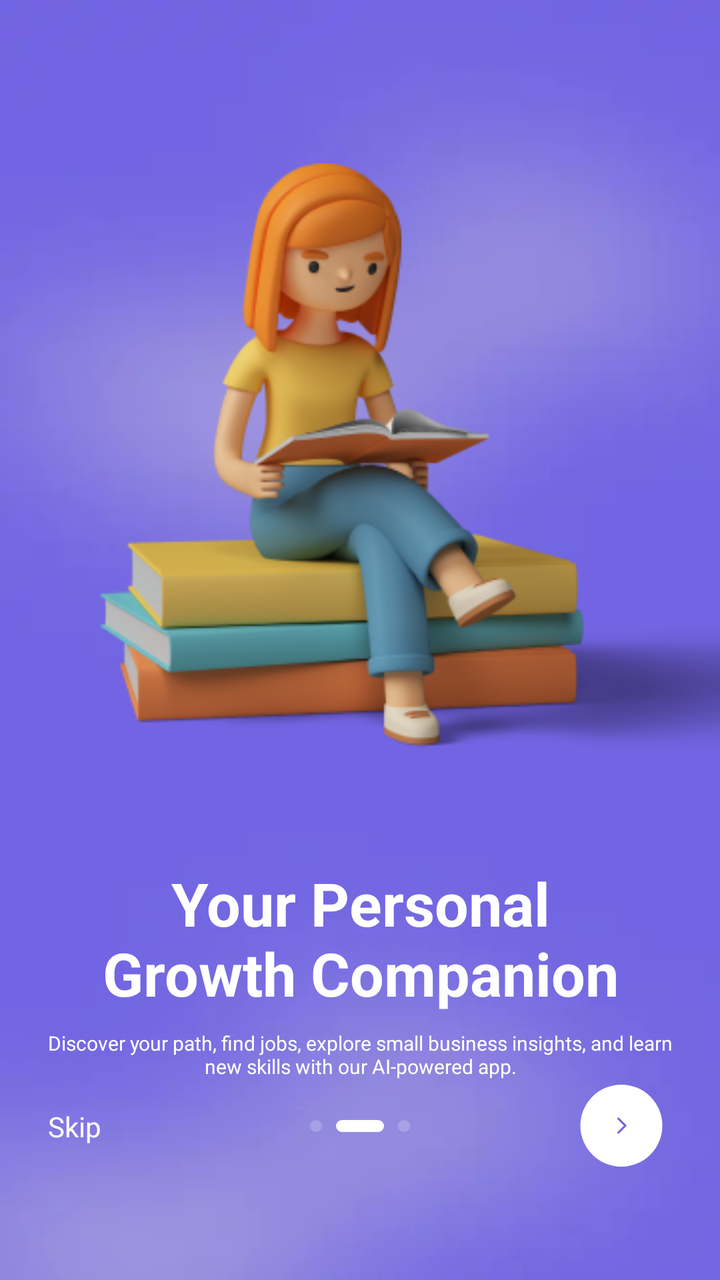
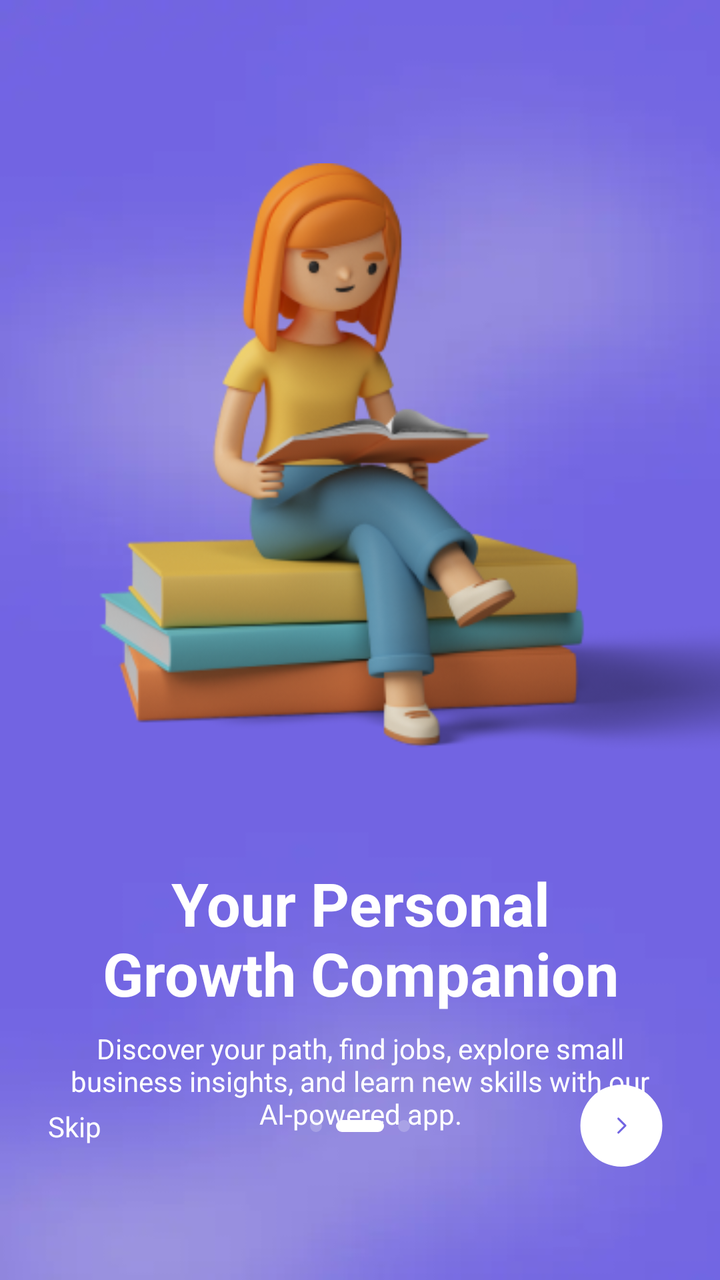

Two renders of the same Android screen: before a commit and after it. Below are the layout's source before the change and the commit's diff.
<!-- AndroidManifest.xml: application theme Theme.CareerCompass -->
<!-- res/layout/fragment_on_board_two.xml -->
<?xml version="1.0" encoding="utf-8"?>
<androidx.constraintlayout.widget.ConstraintLayout xmlns:android="http://schemas.android.com/apk/res/android"
    xmlns:app="http://schemas.android.com/apk/res-auto"
    xmlns:tools="http://schemas.android.com/tools"
    android:layout_width="match_parent"
    android:layout_height="match_parent"
    android:background="@drawable/bg_onboard"
    tools:context=".ui.onboard.fragments.OnBoardOneFragment">

    <ImageView
        android:id="@+id/onBoardIllustration"
        android:layout_width="0dp"
        android:layout_height="wrap_content"
        android:scaleType="fitEnd"
        android:src="@drawable/on_board_two"
        app:layout_constraintBottom_toBottomOf="parent"
        app:layout_constraintEnd_toEndOf="parent"
        app:layout_constraintHorizontal_bias="0.5"
        app:layout_constraintStart_toStartOf="parent"
        app:layout_constraintTop_toTopOf="parent"
        app:layout_constraintVertical_bias="0.20999998"
        tools:ignore="ContentDescription" />

    <TextView
        android:id="@+id/tvOnBoardTitle"
        android:layout_width="wrap_content"
        android:layout_height="wrap_content"
        android:layout_marginTop="52dp"
        android:gravity="center"
        android:text="@string/onBoardTitleTwo"
        android:textColor="@color/white"
        android:textSize="30sp"
        android:textStyle="bold"
        app:layout_constraintEnd_toEndOf="parent"
        app:layout_constraintStart_toStartOf="parent"
        app:layout_constraintTop_toBottomOf="@+id/onBoardIllustration" />

    <TextView
        android:id="@+id/tvOnBoardDescription"
        android:layout_width="0dp"
        android:layout_height="wrap_content"
        android:layout_marginStart="@dimen/space_between_views"
        android:layout_marginTop="8dp"
        android:layout_marginEnd="@dimen/space_between_views"
        android:gravity="center"
        android:text="@string/onBoardDescriptionTwo"
        android:textColor="@color/white"
        android:textSize="10sp"
        app:layout_constraintBottom_toTopOf="@+id/btnNext"
        app:layout_constraintEnd_toEndOf="parent"
        app:layout_constraintStart_toStartOf="parent"
        app:layout_constraintTop_toBottomOf="@+id/tvOnBoardTitle"
        app:layout_constraintVertical_bias="0.0" />

    <ImageButton
        android:id="@+id/btnNext"
        android:layout_width="wrap_content"
        android:layout_height="wrap_content"
        android:layout_marginEnd="16dp"
        android:layout_marginBottom="46dp"
        android:backgroundTint="@android:color/transparent"
        android:src="@drawable/btn_next"
        app:layout_constraintBottom_toBottomOf="parent"
        app:layout_constraintEnd_toEndOf="parent"
        tools:ignore="ContentDescription" />

    <ImageView
        android:id="@+id/imageView2"
        android:layout_width="wrap_content"
        android:layout_height="wrap_content"
        android:src="@drawable/on_board_indicator_two"
        app:layout_constraintBottom_toBottomOf="@+id/btnNext"
        app:layout_constraintEnd_toEndOf="parent"
        app:layout_constraintHorizontal_bias="0.5"
        app:layout_constraintStart_toStartOf="parent"
        app:layout_constraintTop_toTopOf="@+id/btnNext"
        tools:ignore="ContentDescription" />

    <TextView
        android:id="@+id/tvSkip"
        android:layout_width="wrap_content"
        android:layout_height="wrap_content"
        android:layout_marginStart="16dp"
        android:padding="8dp"
        android:text="@string/skip"
        android:textColor="@color/white"
        app:layout_constraintBottom_toBottomOf="@+id/imageView2"
        app:layout_constraintStart_toStartOf="parent"
        app:layout_constraintTop_toTopOf="@+id/imageView2" />
</androidx.constraintlayout.widget.ConstraintLayout>
<!-- resources referenced by this layout -->
<resources>
  <color name="white">#FFFFFF</color>
  <dimen name="space_between_views">22dp</dimen>
  <!-- drawable bg_onboard: webp bitmap (drawable, 1778 bytes) -->
  <!-- drawable btn_next (drawable) -->
  <vector xmlns:android="http://schemas.android.com/apk/res/android"
      android:width="42dp"
      android:height="42dp"
      android:viewportWidth="42"
      android:viewportHeight="42">
    <path
        android:pathData="M20.684,20.802m-20.5,0a20.5,20.5 0,1 1,41 0a20.5,20.5 0,1 1,-41 0"
        android:fillColor="#ffffff"/>
    <path
        android:pathData="M19.183,17.303L22.683,20.803L19.183,24.303"
        android:strokeLineJoin="round"
        android:strokeWidth="1.02202"
        android:fillColor="#00000000"
        android:strokeColor="#7265E2"
        android:strokeLineCap="round"/>
  </vector>
  <!-- drawable on_board_indicator_two (drawable) -->
  <vector xmlns:android="http://schemas.android.com/apk/res/android"
      android:width="50dp"
      android:height="6dp"
      android:viewportWidth="50"
      android:viewportHeight="6">
    <path
        android:pathData="M47,3m-3,0a3,3 0,1 1,6 0a3,3 0,1 1,-6 0"
        android:fillColor="#ffffff"
        android:fillAlpha="0.2"/>
    <path
        android:pathData="M3,3m-3,0a3,3 0,1 1,6 0a3,3 0,1 1,-6 0"
        android:fillColor="#ffffff"
        android:fillAlpha="0.2"/>
    <path
        android:pathData="M16,0L34,0A3,3 0,0 1,37 3L37,3A3,3 0,0 1,34 6L16,6A3,3 0,0 1,13 3L13,3A3,3 0,0 1,16 0z"
        android:fillColor="#ffffff"/>
  </vector>
  <!-- drawable on_board_two: png bitmap (drawable, 68374 bytes) -->
  <string name="onBoardDescriptionTwo">Discover your path, find jobs, explore small business insights, and learn new skills with our AI-powered app.</string>
  <string name="onBoardTitleTwo">Your Personal\nGrowth Companion</string>
  <string name="skip">Skip</string>
  <style name="Theme.CareerCompass" parent="Base.Theme.CareerCompass" />
  <style name="Base.Theme.CareerCompass" parent="Theme.Material3.Light.NoActionBar">
          
          <item name="colorPrimary">@color/colorPrimary</item>
          <item name="colorPrimaryDark">@color/colorPrimaryDark</item>
      </style>
  <color name="colorPrimary">#7265E2</color>
  <color name="colorPrimaryDark">#4E46B5</color>
</resources>

<!-- the commit's change to res/layout/fragment_on_board_two.xml (unified diff, before → after) -->
@@ -45,7 +45,6 @@
         android:gravity="center"
         android:text="@string/onBoardDescriptionTwo"
         android:textColor="@color/white"
-        android:textSize="10sp"
         app:layout_constraintBottom_toTopOf="@+id/btnNext"
         app:layout_constraintEnd_toEndOf="parent"
         app:layout_constraintStart_toStartOf="parent"
